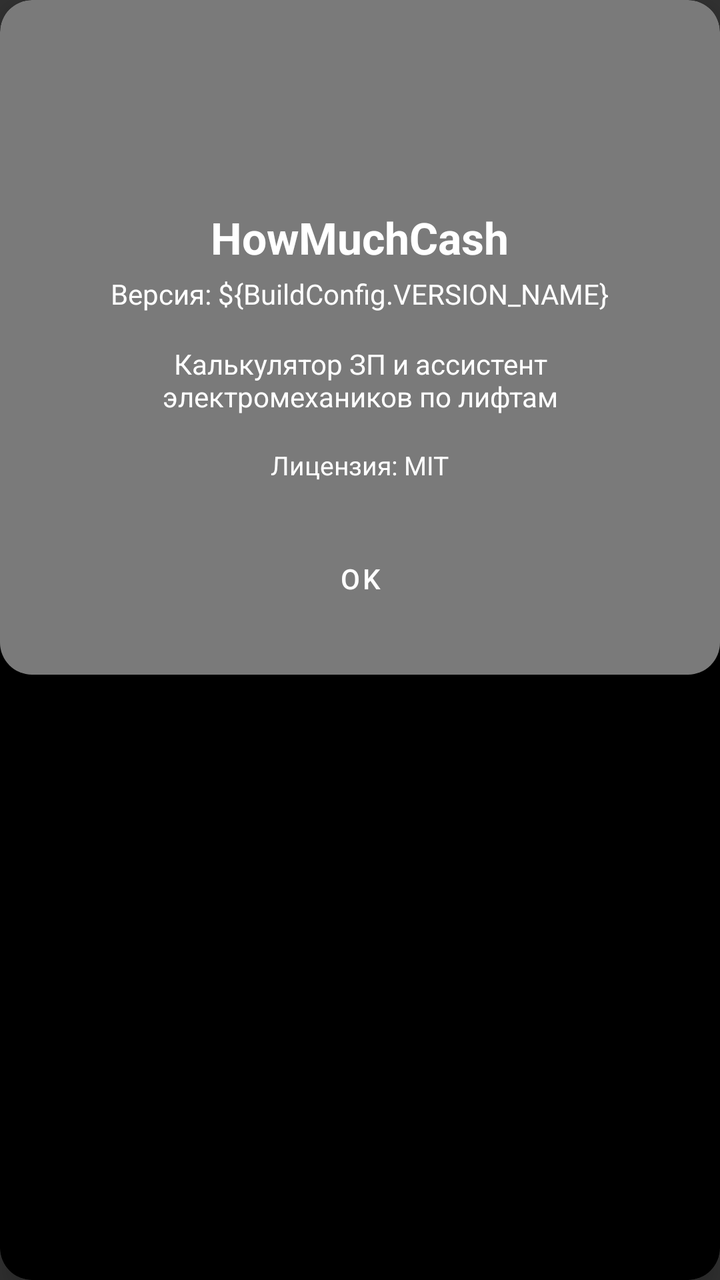
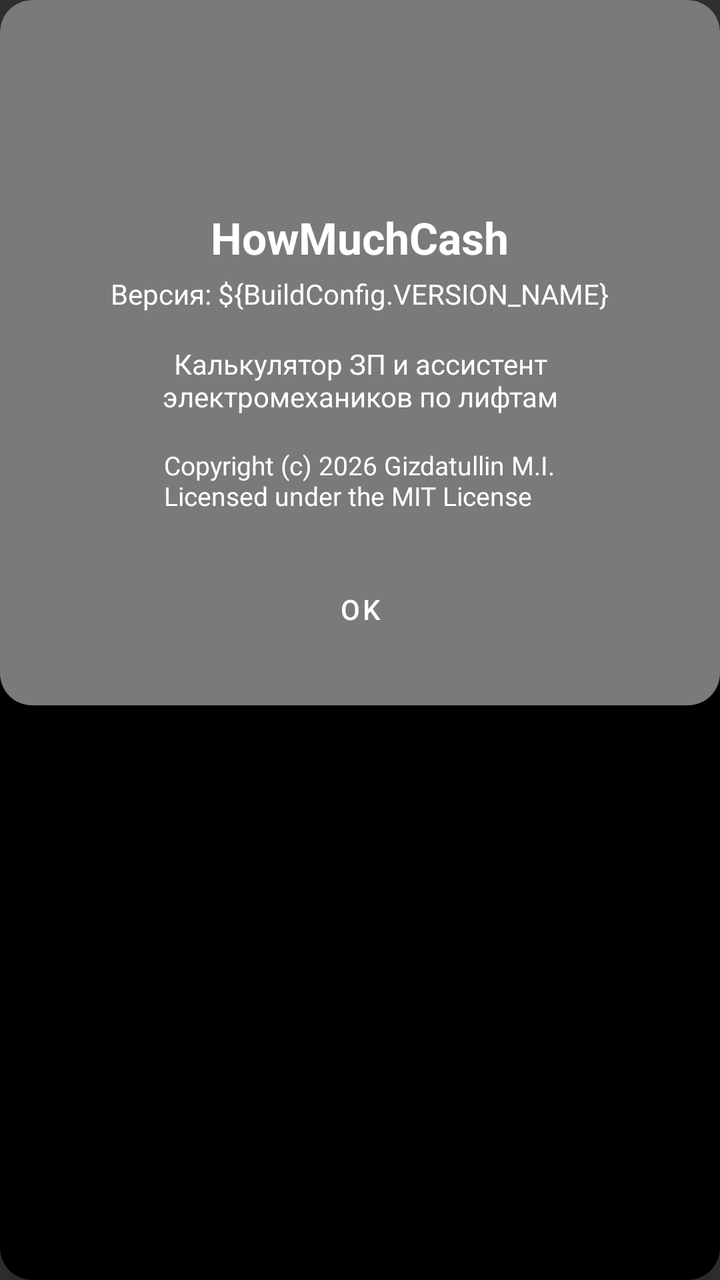

The first picture is an Android layout as it rendered before a commit; the second is the same layout after the commit. The layout source and the unified diff follow.
<!-- AndroidManifest.xml: application theme Theme.HowMuchCash -->
<!-- res/layout/dialog_about.xml -->
<?xml version="1.0" encoding="utf-8"?>
<androidx.cardview.widget.CardView xmlns:android="http://schemas.android.com/apk/res/android"
    xmlns:app="http://schemas.android.com/apk/res-auto"
    android:layout_width="match_parent"
    android:layout_height="wrap_content"
    android:layout_margin="24dp"
    app:cardCornerRadius="16dp"
    app:cardElevation="8dp"
    app:cardBackgroundColor="@android:color/black">

    <LinearLayout
        android:layout_width="match_parent"
        android:layout_height="wrap_content"
        android:orientation="vertical"
        android:padding="24dp"
        android:background="@drawable/background_dialog_rounded">

        <ImageView
            android:layout_width="64dp"
            android:layout_height="64dp"
            android:layout_gravity="center_horizontal"
            android:src="@mipmap/ic_launcher_round"
            android:contentDescription="Логотип приложения" />

        <TextView
            android:layout_width="wrap_content"
            android:layout_height="wrap_content"
            android:layout_gravity="center_horizontal"
            android:text="HowMuchCash"
            android:textColor="@android:color/white"
            android:textSize="22sp"
            android:textStyle="bold"
            android:layout_marginTop="16dp" />

        <TextView
            android:layout_width="wrap_content"
            android:layout_height="wrap_content"
            android:layout_gravity="center_horizontal"
            android:id="@+id/text_version"
            android:text='Версия: ${BuildConfig.VERSION_NAME}'
            android:textColor="@android:color/white"
            android:textSize="14sp"
            android:layout_marginTop="4dp" />

        <TextView
            android:layout_width="wrap_content"
            android:layout_height="wrap_content"
            android:layout_gravity="center_horizontal"
            android:text="@string/about_text"
            android:textColor="@color/white"
            android:textSize="14sp"
            android:gravity="center"
            android:layout_marginTop="16dp"
            android:layout_marginHorizontal="16dp" />

        <TextView
            android:layout_width="wrap_content"
            android:layout_height="wrap_content"
            android:layout_gravity="center_horizontal"
            android:text="Лицензия: MIT"
            android:textColor="@color/white"
            android:textSize="13sp"
            android:layout_marginTop="16dp" />

        <Button
            android:id="@+id/btnOk"
            android:layout_width="wrap_content"
            android:layout_height="wrap_content"
            android:layout_gravity="center_horizontal"
            android:layout_marginTop="24dp"
            android:paddingHorizontal="24dp"
            android:text="OK"
            android:textColor="@android:color/white"
            android:backgroundTint="@color/colorPrimary"
            style="@style/Widget.MaterialComponents.Button.TextButton" />

    </LinearLayout>
</androidx.cardview.widget.CardView>
<!-- resources referenced by this layout -->
<resources>
  <color name="colorPrimary">#e3dd16</color>
  <color name="white">#FFFFFFFF</color>
  <!-- drawable background_dialog_rounded (drawable) -->
  <?xml version="1.0" encoding="utf-8"?>
  <shape xmlns:android="http://schemas.android.com/apk/res/android">
      <solid android:color="@color/colorSurface" />
      <corners android:radius="16dp" />
  </shape>
  <!-- mipmap ic_launcher_round (mipmap-anydpi-v26) -->
  <?xml version="1.0" encoding="utf-8"?>
  <adaptive-icon xmlns:android="http://schemas.android.com/apk/res/android">
      <background android:drawable="@drawable/ic_launcher_background2" />
  
      <monochrome android:drawable="@drawable/ic_launcher_foreground1" />
  </adaptive-icon>
  <string name="about_text">Калькулятор ЗП и ассистент электромехаников по лифтам</string>
  <style name="Theme.HowMuchCash" parent="Theme.MaterialComponents.DayNight.NoActionBar">
          
          <item name="colorPrimary">@color/colorPrimary</item>              
          <item name="colorPrimaryVariant">@color/accentBackground</item>   
          <item name="colorSecondary">@color/colorPrimary</item>            
          <item name="colorSecondaryVariant">@color/mainBackground</item>   
  
          
          <item name="colorOnPrimary">@android:color/black</item>           
          <item name="colorOnSecondary">@android:color/white</item>         
          <item name="android:textColorPrimary">@color/white</item>
          <item name="android:textColor">@color/white</item>
          
          <item name="android:windowBackground">@color/mainBackground</item> 
  
          <item name="colorControlActivated">@color/colorPrimary</item>
          <item name="colorAccent">@color/colorPrimary</item>
  
          
          <item name="android:statusBarColor">@color/accentBackground</item> 
          <item name="android:windowLightStatusBar">false</item>             
  
          
          <item name="android:navigationBarColor">@color/accentBackground</item> 
      </style>
  <color name="colorSurface">#7a7a7a</color>
  <!-- drawable ic_launcher_background2: png bitmap (drawable, 244692 bytes) -->
  <!-- drawable ic_launcher_foreground1: png bitmap (drawable, 244692 bytes) -->
  <color name="accentBackground">#212121</color>
  <color name="mainBackground">#323232</color>
</resources>

<!-- the commit's change to res/layout/dialog_about.xml (unified diff, before → after) -->
@@ -57,7 +57,7 @@
             android:layout_width="wrap_content"
             android:layout_height="wrap_content"
             android:layout_gravity="center_horizontal"
-            android:text="Лицензия: MIT"
+            android:text="@string/license"
             android:textColor="@color/white"
             android:textSize="13sp"
             android:layout_marginTop="16dp" />
<!-- resource entries referenced after the edit -->
@@ -16,6 +16,7 @@
       <monochrome android:drawable="@drawable/ic_launcher_foreground1" />
   </adaptive-icon>
   <string name="about_text">Калькулятор ЗП и ассистент электромехаников по лифтам</string>
+  <string name="license">Copyright (c) 2026 Gizdatullin M.I.\nLicensed under the MIT License</string>
   <style name="Theme.HowMuchCash" parent="Theme.MaterialComponents.DayNight.NoActionBar">
           
           <item name="colorPrimary">@color/colorPrimary</item>              
@@ -25,7 +26,7 @@
   
           
           <item name="colorOnPrimary">@android:color/black</item>           
-          <item name="colorOnSecondary">@android:color/white</item>         
+          <item name="colorOnSecondary">@color/mainBackground</item>         
           <item name="android:textColorPrimary">@color/white</item>
           <item name="android:textColor">@color/white</item>
           
